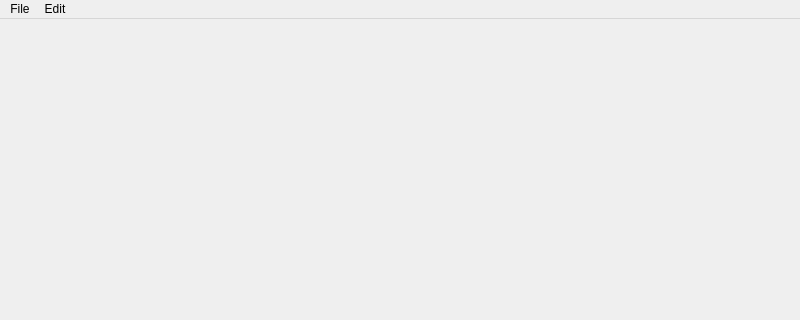
Before: the Qt Designer form mainwindow.ui in cfrankb/cs3-map-edit, drawn with Qt 5; both pictures show x 0 to 800 and y 0 to 320 of the 800 by 600 pixel window.
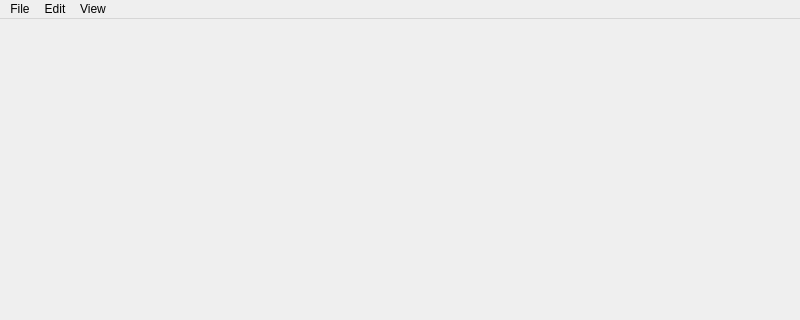
After: the same form once the commit is applied.

The edit to the form file:
```diff
--- a/mainwindow.ui
+++ b/mainwindow.ui
@@ -47,8 +47,15 @@
     </property>
     <addaction name="actionEdit_ResizeMap"/>
    </widget>
+   <widget class="QMenu" name="menuView">
+    <property name="title">
+     <string>View</string>
+    </property>
+    <addaction name="actionView_Grid"/>
+   </widget>
    <addaction name="menuFile"/>
    <addaction name="menuEdit"/>
+   <addaction name="menuView"/>
   </widget>
   <widget class="QStatusBar" name="statusbar"/>
   <action name="actionFile_Open">
```
Left out of the diff: 11 changed lines with no effect on the pictures.
